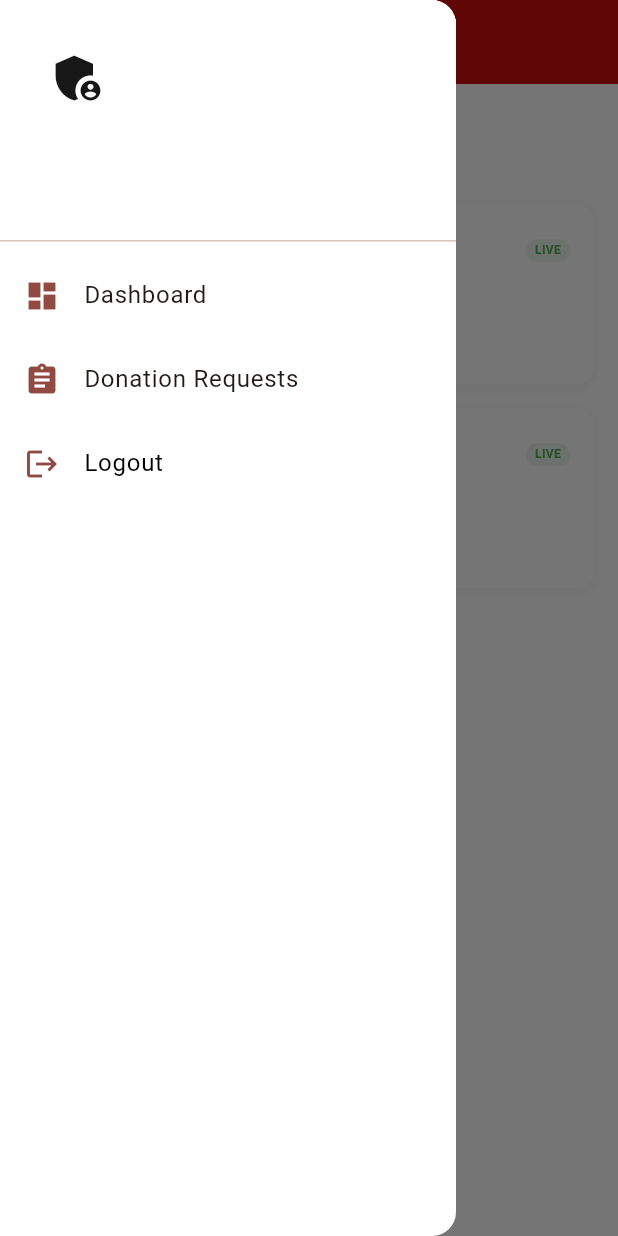
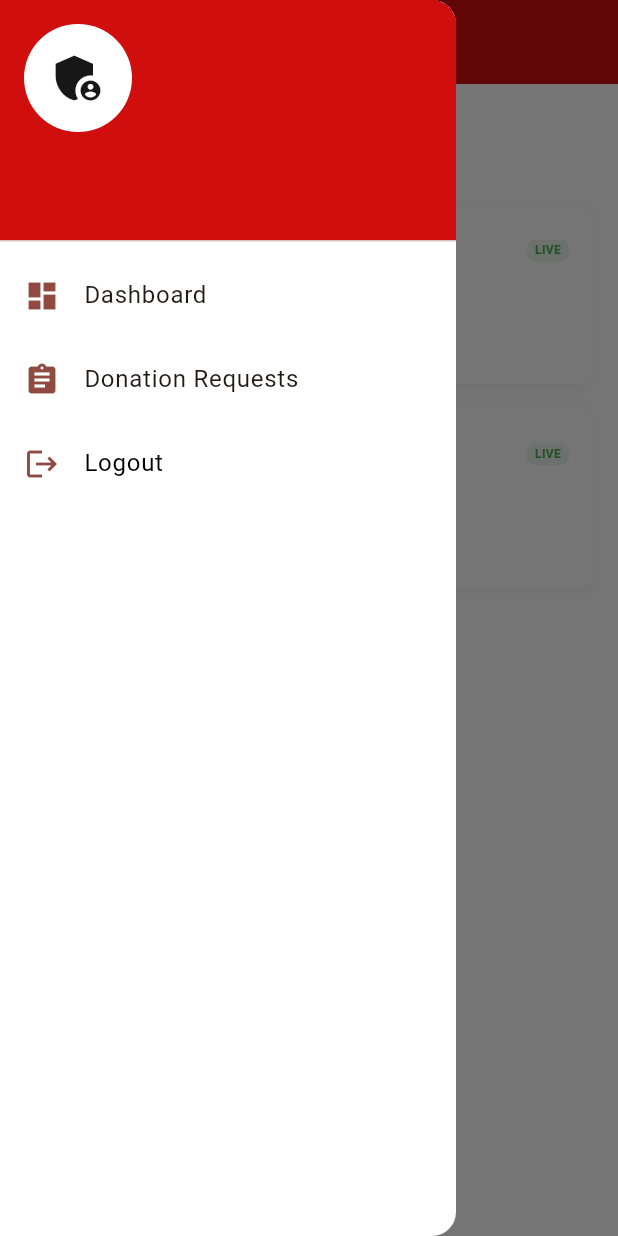
Before and after one commit to jvborbon/donation_app, a Flutter app: the AdminPanelPage screen opened directly, with the side drawer open, on a phone screen of 412 x 824 dp. Run offline on Flutter 3.47's test engine with Material 3 defaults, Android fonts, the phone set to English and light mode, and no system bars; our stand-ins replace cloud_firestore, firebase_auth, firebase_core, google_fonts, google_sign_in, image_picker and 1 more; accounts and stored records are empty.

Commit message:
Initial commit

```diff
--- a/lib/admin_dashboard.dart
+++ b/lib/admin_dashboard.dart
@@ -190,7 +190,7 @@ class AdminDashboard extends StatelessWidget {
                     'LIVE',
                     style: TextStyle(
                       color: Colors.green,
-                      fontSize: 8, // Smaller font
+                      fontSize: 8,
                       fontWeight: FontWeight.bold,
                     ),
                   ),
@@ -209,7 +209,7 @@ class AdminDashboard extends StatelessWidget {
                     child: Text(
                       value,
                       style: TextStyle(
-                        fontSize: 24, // Smaller font
+                        fontSize: 24,
                         fontWeight: FontWeight.bold,
                         color: color,
                       ),
--- a/lib/admin_panel.dart
+++ b/lib/admin_panel.dart
@@ -69,15 +69,15 @@ class _AdminPanelPageState extends State<AdminPanelPage> {
           children: [
             UserAccountsDrawerHeader(
               decoration: const BoxDecoration(
-                color: Colors.white,
+                color: Color.fromARGB(255, 209, 14, 14),
               ),
               accountName: Text(
                 accountName,
-                style: const TextStyle(color: Colors.black, fontWeight: FontWeight.bold),
+                style: const TextStyle(color: Colors.white, fontWeight: FontWeight.bold),
               ),
               accountEmail: Text(
                 accountEmail,
-                style: const TextStyle(color: Colors.black54),
+                style: const TextStyle(color: Colors.white),
               ),
               currentAccountPicture: const CircleAvatar(
                 backgroundColor: Colors.white,
```
